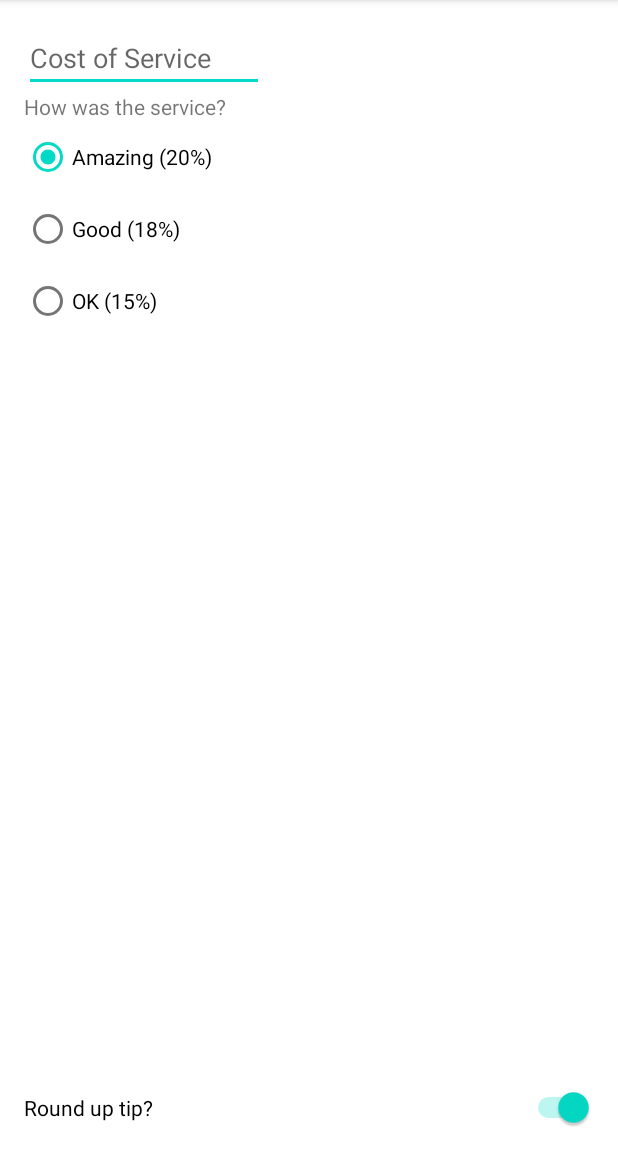
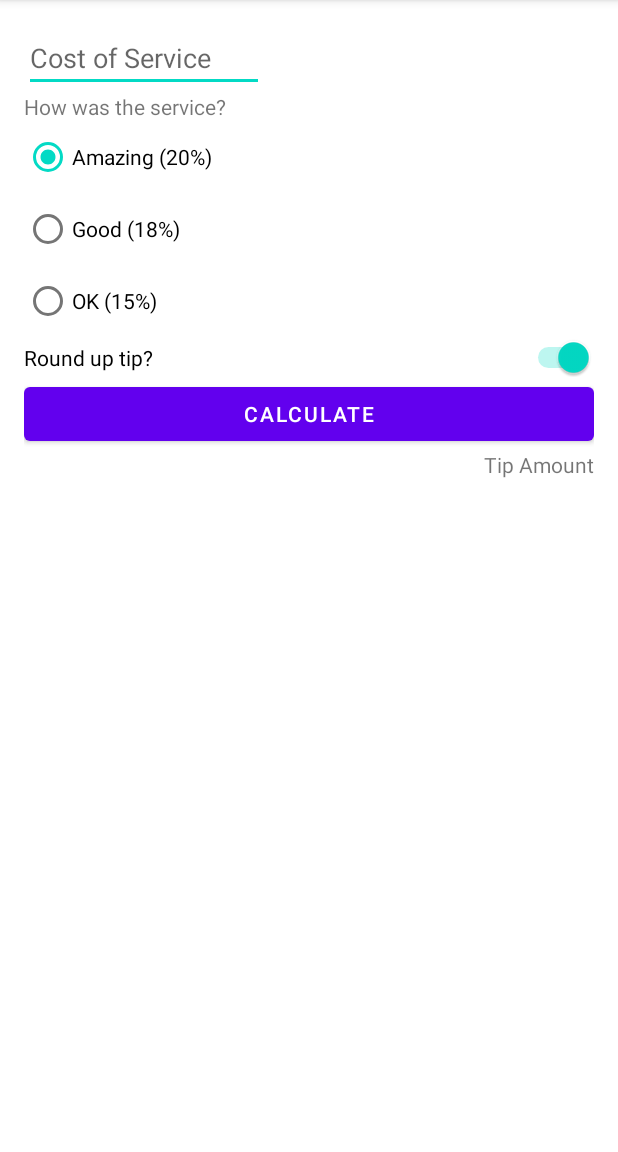
Before and after one commit to RichoHa/android.tiptime.app, an Android app: the screen it shows after launch (MainActivity), on a phone screen of 412 x 824 dp, the part 84-1236 px from its top. Run offline under Robolectric (Android 15) with nearby library versions, the phone set to English and light mode, and no system bars.

Commit message:
Added result text view

```diff
--- a/app/src/main/res/layout/activity_main.xml
+++ b/app/src/main/res/layout/activity_main.xml
@@ -58,7 +58,7 @@
     </RadioGroup>
 
     <Switch
-        app:layout_constraintBottom_toBottomOf="parent"
+        app:layout_constraintTop_toBottomOf="@id/tip_options"
         app:layout_constraintStart_toStartOf="parent"
         app:layout_constraintEnd_toEndOf="parent"
 
@@ -68,4 +68,23 @@
         android:text="Round up tip?"
         android:checked="true" />
 
+    <Button
+        app:layout_constraintTop_toBottomOf="@id/round_up_tip"
+        app:layout_constraintStart_toStartOf="parent"
+        app:layout_constraintEnd_toEndOf="parent"
+
+        android:id="@+id/calculate_button"
+        android:layout_width="0dp"
+        android:layout_height="wrap_content"
+        android:text="Calculate"/>
+
+    <TextView
+        app:layout_constraintEnd_toEndOf="parent"
+        app:layout_constraintTop_toBottomOf="@id/calculate_button"
+
+        android:id="@+id/tip_result"
+        android:layout_width="wrap_content"
+        android:layout_height="wrap_content"
+        android:text="Tip Amount" />
+
 </androidx.constraintlayout.widget.ConstraintLayout>
```
